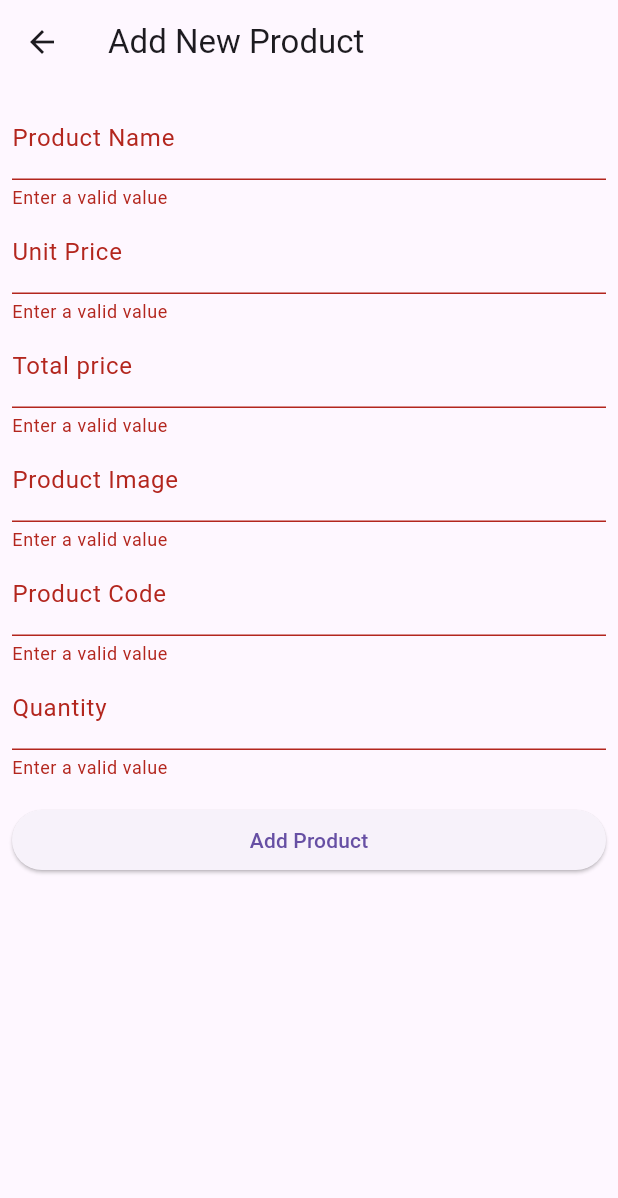
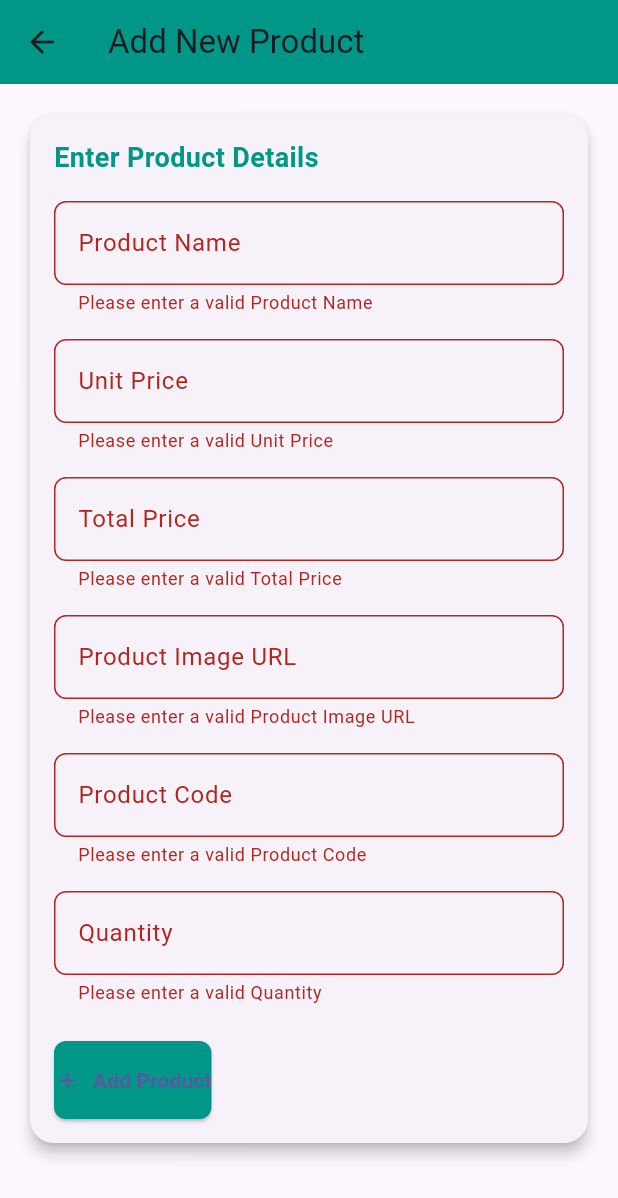
Before and after one commit to MontasirOpi/CARD_API_TEST, a Flutter app: the AddNewProductScreen screen opened directly, after a tap on "Add Product", on a phone screen of 412 x 824 dp. Shown: the top 1198 px of the screen. Run offline on Flutter 3.47's test engine with Material 3 defaults, Android fonts, the phone set to English and light mode, and no system bars; network calls fail.

Commit message:
ui design

```diff
--- a/lib/screens/add_new_product_screen.dart
+++ b/lib/screens/add_new_product_screen.dart
@@ -1,5 +1,4 @@
 import 'dart:convert';
-
 import 'package:flutter/material.dart';
 import 'package:http/http.dart';
 
@@ -20,16 +19,26 @@ class _AddNewProductScreenState extends State<AddNewProductScreen> {
   final TextEditingController _quantityTEController = TextEditingController();
   final GlobalKey<FormState> _fromKey = GlobalKey<FormState>();
   bool _inProgress = false;
+
   @override
   Widget build(BuildContext context) {
     return Scaffold(
       appBar: AppBar(
         title: const Text('Add New Product'),
+        backgroundColor: Colors.teal,
       ),
       body: SingleChildScrollView(
         child: Padding(
-          padding: const EdgeInsets.all(8.0),
-          child: _buildNewProductForm(),
+          padding: const EdgeInsets.all(16.0),
+          child: Card(
+            shape:
+                RoundedRectangleBorder(borderRadius: BorderRadius.circular(16)),
+            elevation: 4,
+            child: Padding(
+              padding: const EdgeInsets.all(16.0),
+              child: _buildNewProductForm(),
+            ),
+          ),
         ),
       ),
     );
@@ -39,101 +48,73 @@ class _AddNewProductScreenState extends State<AddNewProductScreen> {
     return Form(
       key: _fromKey,
       child: Column(
+        crossAxisAlignment: CrossAxisAlignment.start,
         children: [
-          TextFormField(
-            controller: _productNameTEController,
-            decoration: const InputDecoration(
-              hintText: 'Name',
-              labelText: 'Product Name',
+          const Text(
+            "Enter Product Details",
+            style: TextStyle(
+              fontSize: 18,
+              fontWeight: FontWeight.bold,
+              color: Colors.teal,
             ),
-            validator: (String? valu) {
-              if (valu == null || valu.isEmpty) {
-                return 'Enter a valid value';
-              }
-              return null;
-            },
           ),
-          TextFormField(
-            controller: _unitePriceTEController,
-            decoration: const InputDecoration(
-              hintText: 'Unit Price',
-              labelText: 'Unit Price',
-            ),
-            validator: (String? valu) {
-              if (valu == null || valu.isEmpty) {
-                return 'Enter a valid value';
-              }
-              return null;
-            },
-          ),
-          TextFormField(
-            controller: _totalPriceTEController,
-            decoration: const InputDecoration(
-              hintText: 'Total price',
-              labelText: 'Total price',
-            ),
-            validator: (String? valu) {
-              if (valu == null || valu.isEmpty) {
-                return 'Enter a valid value';
-              }
-              return null;
-            },
-          ),
-          TextFormField(
-            controller: _imageTEController,
-            decoration: const InputDecoration(
-              hintText: 'Product Image',
-              labelText: 'Product Image',
-            ),
-            validator: (String? valu) {
-              if (valu == null || valu.isEmpty) {
-                return 'Enter a valid value';
-              }
-              return null;
-            },
-          ),
-          TextFormField(
-            controller: _codeTEController,
-            decoration: const InputDecoration(
-              hintText: 'Product Code',
-              labelText: 'Product Code',
-            ),
-            validator: (String? valu) {
-              if (valu == null || valu.isEmpty) {
-                return 'Enter a valid value';
-              }
-              return null;
-            },
-          ),
-          TextFormField(
-            controller: _quantityTEController,
-            decoration: const InputDecoration(
-              hintText: 'Quantity',
-              labelText: 'Quantity',
-            ),
-            validator: (String? valu) {
-              if (valu == null || valu.isEmpty) {
-                return 'Enter a valid value';
-              }
-              return null;
-            },
-          ),
-          const SizedBox(
-            height: 16,
-          ),
+          const SizedBox(height: 16),
+          _buildTextField(
+              "Product Name", "Enter product name", _productNameTEController),
+          const SizedBox(height: 16),
+          _buildTextField(
+              "Unit Price", "Enter unit price", _unitePriceTEController),
+          const SizedBox(height: 16),
+          _buildTextField(
+              "Total Price", "Enter total price", _totalPriceTEController),
+          const SizedBox(height: 16),
+          _buildTextField("Product Image URL", "Enter product image URL",
+              _imageTEController),
+          const SizedBox(height: 16),
+          _buildTextField(
+              "Product Code", "Enter product code", _codeTEController),
+          const SizedBox(height: 16),
+          _buildTextField("Quantity", "Enter quantity", _quantityTEController),
+          const SizedBox(height: 24),
           _inProgress
-              ? Center(
-                  child: CircularProgressIndicator(),
-                )
-              : ElevatedButton(
+              ? const Center(child: CircularProgressIndicator())
+              : ElevatedButton.icon(
                   style: ElevatedButton.styleFrom(
-                    fixedSize: const Size.fromWidth(double.maxFinite),
+                    backgroundColor: Colors.teal,
+                    padding: const EdgeInsets.symmetric(vertical: 16),
+                    shape: RoundedRectangleBorder(
+                        borderRadius: BorderRadius.circular(8)),
                   ),
                   onPressed: _onTapAppProductButton,
-                  child: Text('Add Product'),
+                  icon: const Icon(Icons.add),
+                  label: const Text("Add Product"),
                 ),
         ],
       ),
+    );
+  }
+
+  Widget _buildTextField(
+      String label, String hint, TextEditingController controller) {
+    return TextFormField(
+      controller: controller,
+      decoration: InputDecoration(
+        labelText: label,
+        hintText: hint,
+        border: OutlineInputBorder(
+          borderRadius: BorderRadius.circular(8),
+        ),
+        focusedBorder: OutlineInputBorder(
+          borderSide: const BorderSide(color: Colors.teal, width: 2),
+          borderRadius: BorderRadius.circular(8),
+        ),
+      ),
+      validator: (String? value) {
+        if (value == null || value.isEmpty) {
+          return "Please enter a valid $label";
+        }
+        return null;
+      },
     );
   }
 
@@ -156,17 +137,15 @@ class _AddNewProductScreenState extends State<AddNewProductScreen> {
       "TotalPrice": _totalPriceTEController.text,
     };
 
-    Response response = await post(uri,
-        headers: {"Content-Type": "application/json"},
-        body: jsonEncode(requestBody));
-    print(response.statusCode);
-    print(response.body);
+    Response response = await post(
+      uri,
+      headers: {"Content-Type": "application/json"},
+      body: jsonEncode(requestBody),
+    );
     if (response.statusCode == 200) {
       _clearTextFields();
       ScaffoldMessenger.of(context).showSnackBar(
-        const SnackBar(
-          content: Text('New Product added'),
-        ),
+        const SnackBar(content: Text('New Product added')),
       );
     }
     _inProgress = false;
```
Also changed, not shown: lib/screens/delete_product.dart (+4 -5 lines), lib/screens/edit_product.dart (+59 -49 lines), lib/screens/product_list_screen.dart (+23 -12 lines), lib/widgets/product_item.dart (+5 -3 lines).
